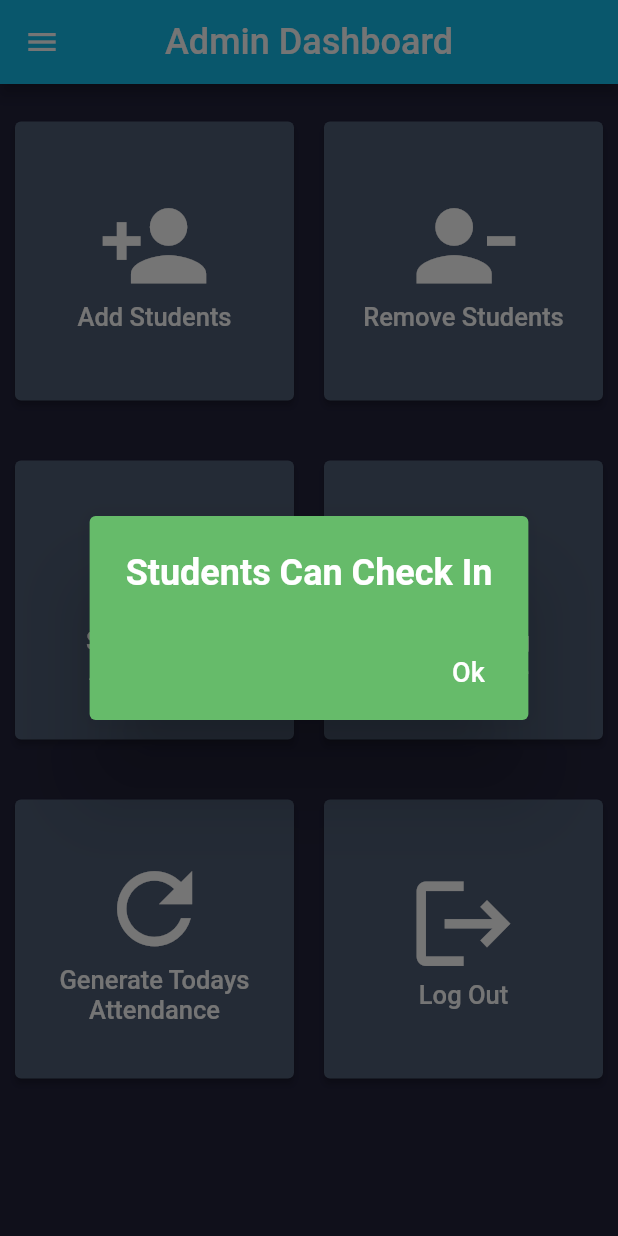
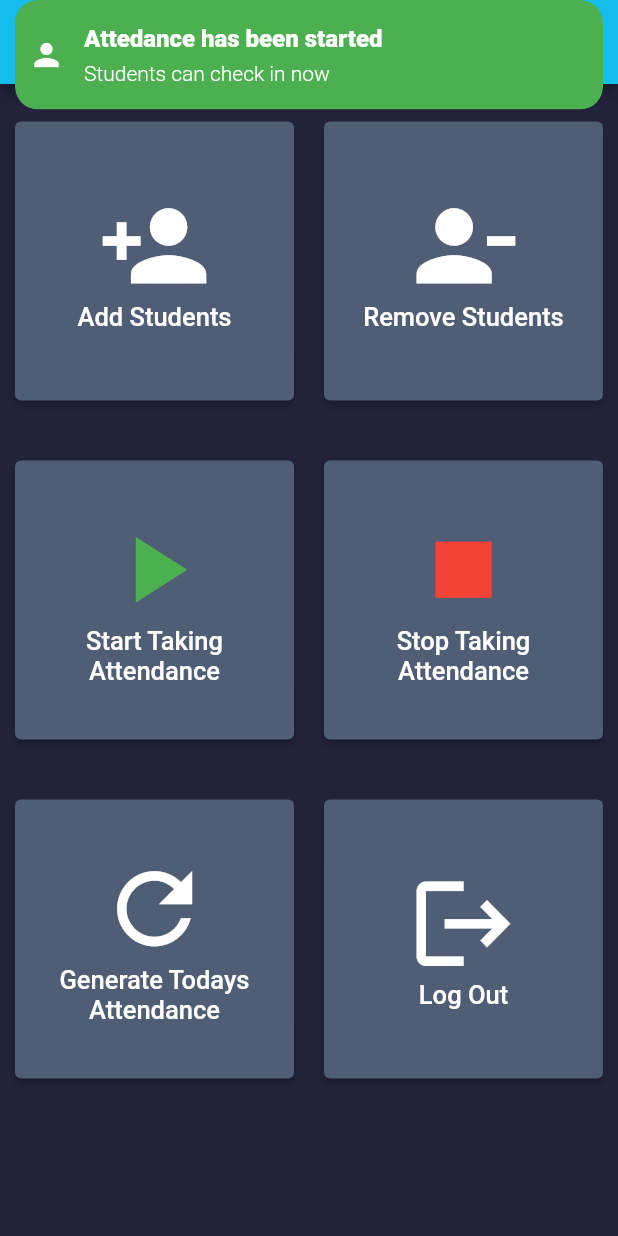
Before and after one commit to Yos0107/hajirr_xu, a Flutter app: the admindashboard screen opened by its route, after a tap on "Start Taking Attendance", on a phone screen of 412 x 824 dp. Run offline on Flutter 3.47's test engine with Material 2 defaults, Android fonts, the light colour scheme and no system bars; our stand-ins replace cloud_firestore, firebase_auth, firebase_core, get, table_calendar; missing offline and left inert: mysql1; accounts and stored records are empty.

Commit message:
Start attendance database created

```diff
--- a/lib/View/Admin/admin.dart
+++ b/lib/View/Admin/admin.dart
@@ -1,11 +1,15 @@
+import 'package:cloud_firestore/cloud_firestore.dart';
+import 'package:firebase_auth/firebase_auth.dart';
 import 'package:flutter/material.dart';
 import 'package:get/get.dart';
 import 'package:hajirr_xu/addRemoveStudents.dart/addStudent.dart';
-import 'package:hajirr_xu/addRemoveStudents.dart/removeStudents.dart';
+
 import 'package:hajirr_xu/drawer.dart/adminDrawer.dart';
 
 class admindashboard extends StatefulWidget {
   const admindashboard({Key? key}) : super(key: key);
+
+  // get isStarted => false;
 
   @override
   State<admindashboard> createState() => _admindashboardState();
@@ -19,6 +23,8 @@ class _admindashboard extends StatefulWidget {
 }
 
 class _admindashboardState extends State<admindashboard> {
+  final FirebaseAuth _firebaseAuth = FirebaseAuth.instance;
+
   @override
   Widget build(BuildContext context) {
     return Scaffold(
@@ -97,35 +103,18 @@ class _admindashboardState extends State<admindashboard> {
                   primary: Color(0xFF4F5D75),
                 ),
                 onPressed: () {
-                  showDialog(
-                      context: context,
-                      builder: (context) {
-                        return Container(
-                          child: AlertDialog(
-                            backgroundColor: Colors.green[400],
-                            title: Text(
-                              'Students Can Check In',
-                              style: TextStyle(
-                                  color: Colors.white,
-                                  fontSize: 24,
-                                  fontWeight: FontWeight.bold),
-                            ),
-                            actions: [
-                              TextButton(
-                                  onPressed: () {
-                                    Navigator.pop(context);
-                                  },
-                                  child: Text(
-                                    'Ok',
-                                    style: TextStyle(
-                                        fontSize: 18,
-                                        fontWeight: FontWeight.w500,
-                                        color: Colors.white),
-                                  ))
-                            ],
-                          ),
-                        );
-                      });
+                  approveAttendance(
+                    date: DateTime.now(),
+                    startedAttendance: true,
+                  );
+                  Get.snackbar(
+                    "Attedance has been started",
+                    'Students can check in now ',
+                    colorText: Colors.white,
+                    icon: Icon(Icons.person, color: Colors.white),
+                    // snackPosition: SnackPosition.BOTTOM,
+                    backgroundColor: Colors.green,
+                  );
                 },
                 child: Column(
                   mainAxisSize: MainAxisSize.min,
@@ -278,4 +267,14 @@ class _admindashboardState extends State<admindashboard> {
       ),
     );
   }
+
+  Future approveAttendance({
+    bool startedAttendance = false,
+    required DateTime date,
+  }) async {
+    await FirebaseFirestore.instance.collection('approveAttendance').add({
+      'date': date,
+      'takeAttendance': startedAttendance,
+    });
+  }
 }
--- a/lib/main.dart
+++ b/lib/main.dart
@@ -7,7 +7,6 @@ import 'package:hajirr_xu/View/Login/register.dart';
 import 'package:hajirr_xu/app/bindingss/removeStudentBinding.dart';
 import 'package:hajirr_xu/info.dart';
 import 'package:hajirr_xu/logic/Models/mysql.dart';
-import 'package:hajirr_xu/newmain.dart';
 import 'View/Admin/admin.dart';
 import 'View/Login/forgot.dart';
 import 'Student/student.dart';
--- a/pubspec.yaml
+++ b/pubspec.yaml
@@ -30,15 +30,15 @@ dependencies:
   binding: ^1.0.0
   cloud_firestore: ^3.1.13
   cupertino_icons: ^1.0.2
-
   firebase_auth: null
-  firebase_core:
+  firebase_core: null
   flutter:
     sdk: flutter
   flutter_staggered_grid_view: null
   get: null
   getxbottombar: null
   http: ^0.13.4
+  intl: ^0.17.0
   mysql1: null
   table_calendar: null
 
```
Also changed, not shown: lib/Student/student.dart (+22 -20 lines), lib/app/bindingss/dailyAttendanceBindings.dart (added, +9 -0 lines), lib/app/controller/dailyAttendanceController.dart (added, +7 -0 lines), pubspec.lock.
